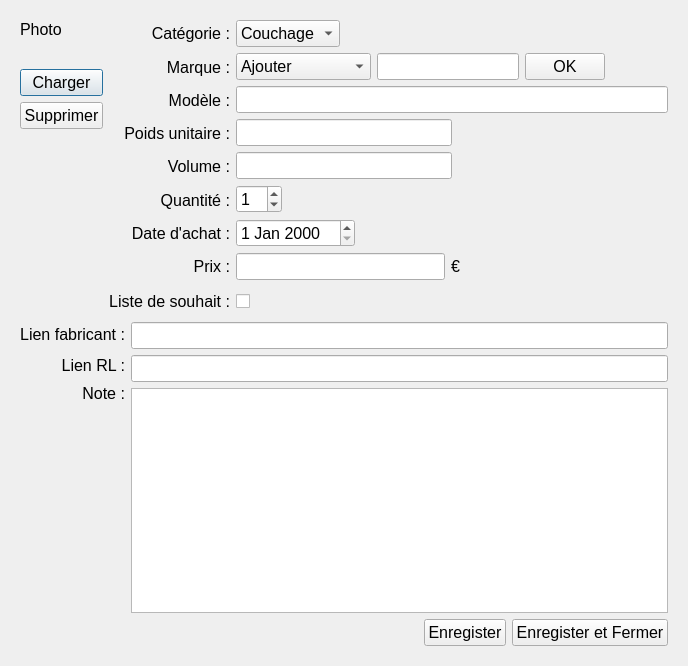
This is Doger/itemwindow.ui in amof/Doger as Qt 5 draws it before an edit. The edited form follows.
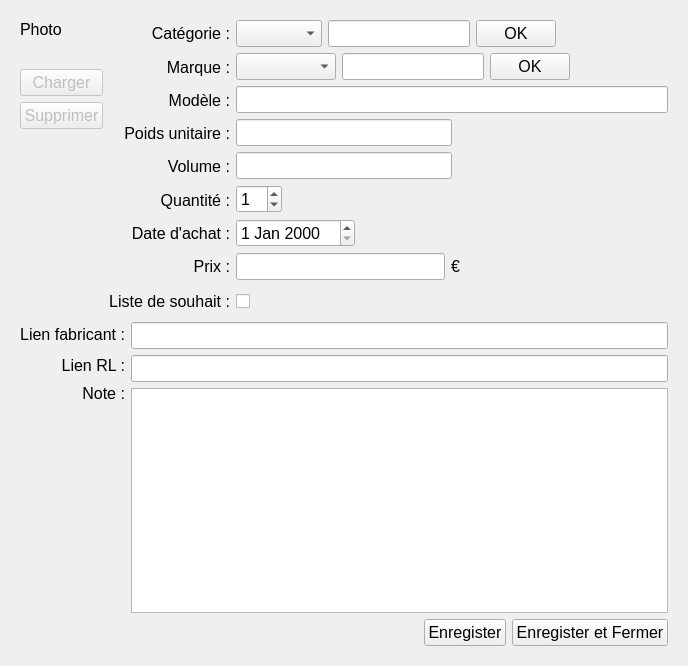
This is the edited form.

Commit message: Possibility to add a new category Automatic Focus when adding a category or brand

What changed in the file:
```diff
--- a/Doger/itemwindow.ui
+++ b/Doger/itemwindow.ui
@@ -72,6 +72,9 @@
            </item>
            <item>
             <widget class="QPushButton" name="btn_item_loadImage">
+             <property name="enabled">
+              <bool>false</bool>
+             </property>
              <property name="font">
               <font>
                <pointsize>12</pointsize>
@@ -84,6 +87,9 @@
            </item>
            <item>
             <widget class="QPushButton" name="btn_item_deleteImage">
+             <property name="enabled">
+              <bool>false</bool>
+             </property>
              <property name="font">
               <font>
                <pointsize>12</pointsize>
@@ -271,16 +277,27 @@
                <property name="sizeAdjustPolicy">
                 <enum>QComboBox::AdjustToContents</enum>
                </property>
-               <item>
-                <property name="text">
-                 <string>Couchage</string>
-                </property>
-               </item>
-               <item>
-                <property name="text">
-                 <string>Portage</string>
-                </property>
-               </item>
+              </widget>
+             </item>
+             <item>
+              <widget class="QLineEdit" name="le_item_category">
+               <property name="font">
+                <font>
+                 <pointsize>12</pointsize>
+                </font>
+               </property>
+              </widget>
+             </item>
+             <item>
+              <widget class="QPushButton" name="btn_item_newCategory">
+               <property name="font">
+                <font>
+                 <pointsize>12</pointsize>
+                </font>
+               </property>
+               <property name="text">
+                <string>OK</string>
+               </property>
               </widget>
              </item>
              <item>
@@ -316,21 +333,6 @@
                <property name="sizeAdjustPolicy">
                 <enum>QComboBox::AdjustToContents</enum>
                </property>
-               <item>
-                <property name="text">
-                 <string>Ajouter</string>
-                </property>
-               </item>
-               <item>
-                <property name="text">
-                 <string>Sawyer</string>
-                </property>
-               </item>
-               <item>
-                <property name="text">
-                 <string>Sea to Summit</string>
-                </property>
-               </item>
               </widget>
              </item>
              <item>
```
Left out of the diff: 53 changed lines with no effect on the pictures. The commit also changes 2 other files.
